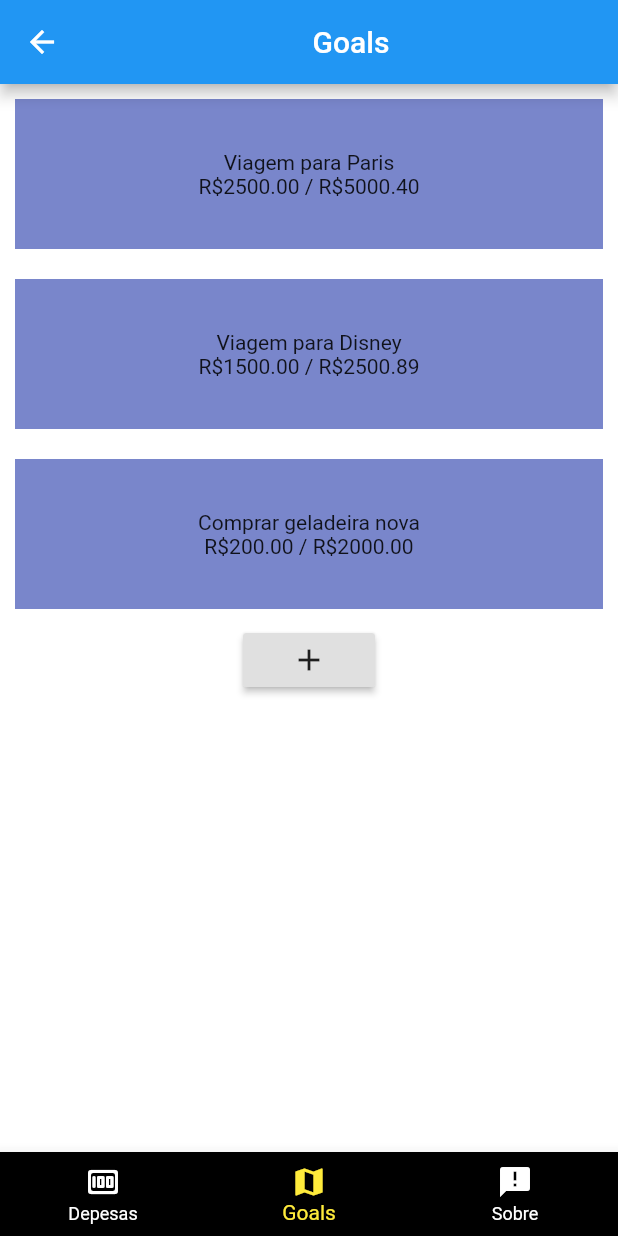
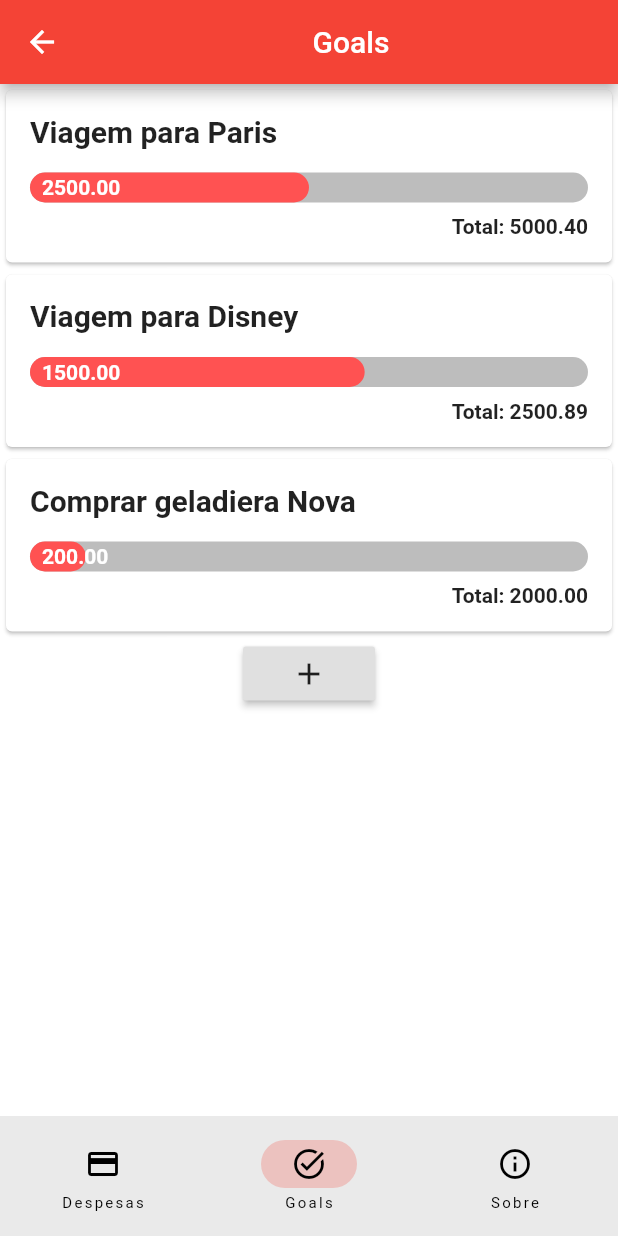
Before and after one commit to RichbertOliveira/GOALS, a Flutter app: the Inicio screen opened directly, item 2 of the bottom bar chosen, on a phone screen of 412 x 824 dp. Run offline on Flutter 3.47's test engine with Material 2 defaults, Android fonts, the light colour scheme and no system bars; our stand-ins replace email_validator, shared_preferences, sqflite; accounts and stored records are empty.

Commit message:
style update

```diff
--- a/codigo/lib/Goals.dart
+++ b/codigo/lib/Goals.dart
@@ -23,68 +23,9 @@ class Goals extends StatelessWidget {
       child: Column(
         mainAxisSize: MainAxisSize.min,
         children: [
-          GestureDetector(
-            onTap: () {
-              Navigator.push(
-                context,
-                MaterialPageRoute(builder: (context) => _EditGoalsState())
-              );
-            },
-            child: Container(
-              alignment: Alignment.center,
-              margin: const EdgeInsets.all(10.0),
-              color: Colors.indigo[300],
-              padding: const EdgeInsets.all(10.0),
-              height: 100,
-              width: 600,
-              child: const Text(
-                "Viagem para Paris"
-                "\nR\$2500.00 / R\$5000.40",
-                textAlign: TextAlign.center,
-              ),
-            ),
-          ),
-          GestureDetector(
-            onTap: () {
-              Navigator.push(
-                context,
-                MaterialPageRoute(builder: (context) => _EditGoalsState())
-              );
-            },
-            child: Container(
-              alignment: Alignment.center,
-              margin: const EdgeInsets.all(10.0),
-              color: Colors.indigo[300],
-              padding: const EdgeInsets.all(10.0),
-              height: 100,
-              width: 600,
-              child: const Text(
-                "Viagem para Disney"
-                "\nR\$1500.00 / R\$2500.89",
-                textAlign: TextAlign.center,
-              ),
-            ),
-          ),
-          GestureDetector(
-            onTap: () {
-              Navigator.push(
-                context,
-                MaterialPageRoute(builder: (context) => _EditGoalsState())
-              );
-            },
-            child: Container(
-              alignment: Alignment.center,
-              margin: const EdgeInsets.all(10.0),
-              color: Colors.indigo[300],
-              height: 100,
-              width: 600,
-              child: const Text(
-                "Comprar geladeira nova"
-                "\nR\$200.00 / R\$2000.00",
-                textAlign: TextAlign.center,
-              ),
-            ),
-          ),
+          const GoalCard(id: 0, title: 'Viagem para Paris', savedAmount: 2500, desiredAmount: 5000.40),
+          const GoalCard(id: 1, title: 'Viagem para Disney', savedAmount: 1500, desiredAmount: 2500.89),
+          const GoalCard(id: 2, title: 'Comprar geladiera Nova', savedAmount: 200, desiredAmount: 2000.00),
           ElevatedButton(
             style: raisedButtonStyle,
             onPressed: () {
@@ -108,7 +49,7 @@ class _CadGoalsState extends StatelessWidget {
   @override
   Widget build(BuildContext context) {
     return Scaffold(
-      backgroundColor: Colors.red[200],
+      backgroundColor: Colors.white,
       appBar: AppBar(
         title: const Text('Cadastro de GOAL'),
       ),
@@ -118,7 +59,7 @@ class _CadGoalsState extends StatelessWidget {
             Container(
               alignment: Alignment.center,
               margin: const EdgeInsets.all(10.0),
-              color: Colors.indigo[300],
+              color: Colors.white,
               child: TextFormField(
                 style: const TextStyle(fontSize: 15, color: Colors.white),
                 keyboardType: TextInputType.text,
@@ -139,7 +80,7 @@ class _CadGoalsState extends StatelessWidget {
             Container(
               alignment: Alignment.center,
               margin: const EdgeInsets.all(10.0),
-              color: Colors.indigo[300],
+              color: Colors.white,
               child: TextFormField(
                 keyboardType: TextInputType.number,
                 style: const TextStyle(fontSize: 15, color: Colors.white),
@@ -190,7 +131,7 @@ class _EditGoalsState extends StatelessWidget {
   @override
   Widget build(BuildContext context) {
     return Scaffold(
-      backgroundColor: Colors.red[200],
+      backgroundColor: Colors.white,
       appBar: AppBar(
         title: const Text('Cadastro de GOAL'),
       ),
@@ -200,14 +141,14 @@ class _EditGoalsState extends StatelessWidget {
             Container(
               alignment: Alignment.center,
               margin: const EdgeInsets.all(10.0),
-              color: Colors.indigo[300],
+              color: Colors.white,
               child: TextFormField(
                 initialValue: "Viagem para Disney",
-                style: const TextStyle(fontSize: 15, color: Colors.white),
+                style: const TextStyle(fontSize: 15, color: Colors.black),
                 keyboardType: TextInputType.text,
                 decoration: const InputDecoration(
                   labelText: "Nome do GOAL: ",
-                  labelStyle: TextStyle(fontSize: 15, color: Colors.white),
+                  labelStyle: TextStyle(fontSize: 15, color: Colors.black),
                   border: OutlineInputBorder(),
                 ),
                 validator: (String? nomeGoal) {
@@ -222,14 +163,14 @@ class _EditGoalsState extends StatelessWidget {
             Container(
               alignment: Alignment.center,
               margin: const EdgeInsets.all(10.0),
-              color: Colors.indigo[300],
+              color: Colors.white,
               child: TextFormField(
                 initialValue: "2500.89",
                 keyboardType: TextInputType.number,
-                style: const TextStyle(fontSize: 15, color: Colors.white),
+                style: const TextStyle(fontSize: 15, color: Colors.black),
                 decoration: const InputDecoration(
                   labelText: "Valor do GOAL: ",
-                  labelStyle: TextStyle(fontSize: 15, color: Colors.white),
+                  labelStyle: TextStyle(fontSize: 15, color: Colors.black),
                   border: OutlineInputBorder(),
                 ),
                 validator: (String? nomeGoal) {
@@ -244,15 +185,15 @@ class _EditGoalsState extends StatelessWidget {
             Container(
               alignment: Alignment.center,
               margin: const EdgeInsets.all(10.0),
-              color: Colors.indigo[300],
+              color: Colors.white,
               child: TextFormField(
                 initialValue: "1500.00",
                 keyboardType: TextInputType.number,
                 readOnly: true,
-                style: const TextStyle(fontSize: 15, color: Colors.white),
+                style: const TextStyle(fontSize: 15, color: Colors.black),
                 decoration: const InputDecoration(
                   labelText: "Guardado: ",
-                  labelStyle: TextStyle(fontSize: 15, color: Colors.white),
+                  labelStyle: TextStyle(fontSize: 15, color: Colors.black),
                   border: OutlineInputBorder(),
                 ),
               ),
@@ -260,16 +201,16 @@ class _EditGoalsState extends StatelessWidget {
             Container(
               alignment: Alignment.center,
               margin: const EdgeInsets.all(10.0),
-              color: Colors.indigo[300],
+              color: Colors.white,
               child: TextFormField(
                 keyboardType: TextInputType.number,
-                style: const TextStyle(fontSize: 15, color: Colors.white),
+                style: const TextStyle(fontSize: 15, color: Colors.black),
                 inputFormatters: [
                   FilteringTextInputFormatter.digitsOnly,
                 ],
                 decoration: const InputDecoration(
                   labelText: "Valor a retirar ou guardar: ",
-                  labelStyle: TextStyle(fontSize: 15, color: Colors.white),
+                  labelStyle: TextStyle(fontSize: 15, color: Colors.black),
                   border: OutlineInputBorder(),
                 ),
               ),
@@ -316,3 +257,94 @@ class _EditGoalsState extends StatelessWidget {
     );
   }
 }
+
+class GoalCard extends StatelessWidget {
+  final int id;
+  final String title;
+  final double savedAmount;
+  final double desiredAmount;
+
+  const GoalCard(
+      {super.key, required this.id,
+        required this.title,
+        required this.savedAmount,
+        required this.desiredAmount});
+
+  @override
+  Widget build(BuildContext context) {
+    double progressPercentage = (savedAmount / desiredAmount).clamp(0.0, 1.0);
+    return GestureDetector(
+      onTap: () {
+        Navigator.push(
+            context,
+            MaterialPageRoute(builder: (context) => _EditGoalsState())
+        );
+      },
+      child: Card(
+        color: Colors.white,
+        child: Padding(
+          padding: const EdgeInsets.all(16.0),
+          child: Column(
+            crossAxisAlignment: CrossAxisAlignment.start,
+            children: [
+              Text(
+                title,
+                style:
+                const TextStyle(fontSize: 20, fontWeight: FontWeight.bold),
+              ),
+              const SizedBox(height: 16),
+              Column(
+                crossAxisAlignment: CrossAxisAlignment.stretch,
+                children: [
+                  Stack(
+                    children: [
+                      Container(
+                        height: 20,
+                        decoration: BoxDecoration(
+                          color: Colors.grey[400],
+                          borderRadius: BorderRadius.circular(10),
+                        ),
+                      ),
+                      FractionallySizedBox(
+                        alignment: Alignment.centerLeft,
+                        widthFactor: progressPercentage,
+                        child: Container(
+                          height: 20,
+                          decoration: BoxDecoration(
+                            color: Colors.redAccent,
+                            borderRadius: BorderRadius.circular(10),
+                          ),
+                        ),
+                      ),
+                      Positioned(
+                        top: 0,
+                        bottom: 0,
+                        left: 8,
+                        child: Container(
+                          alignment: Alignment.centerLeft,
+                          child: Text(
+                            savedAmount.toStringAsFixed(2),
+                            style: const TextStyle(
+                              color: Colors.white,
+                              fontWeight: FontWeight.bold,
+                            ),
+                          ),
+                        ),
+                      ),
+                    ],
+                  ),
+                  const SizedBox(height: 8),
+                  Text(
+                    'Total: ${desiredAmount.toStringAsFixed(2)}',
+                    style: const TextStyle(fontWeight: FontWeight.bold),
+                    textAlign: TextAlign.right,
+                  ),
+                ],
+              ),
+            ],
+          ),
+        ),
+      ),
+    );
+  }
+}
--- a/codigo/lib/Sobre.dart
+++ b/codigo/lib/Sobre.dart
@@ -13,7 +13,6 @@ class Sobre extends StatelessWidget {
           Container(
             margin: const EdgeInsets.all(10.0),
             padding: const EdgeInsets.all(5.0),
-            color: Colors.indigo[200],
             child: const Text(
                 "GOALS é o aplicativo criado com a intenção de ajudar seus usuários a controlar suas finanças de forma fácil, "
                 "gamificada e rápida. Possibilitando o gerenciamento de despesas e estabelecendo limites para cada uma delas"
--- a/codigo/lib/main.dart
+++ b/codigo/lib/main.dart
@@ -1,18 +1,17 @@
 import "package:flutter/material.dart";
-import 'package:flutter/services.dart';
-import 'package:sqflite/sqflite.dart';
-import 'package:path/path.dart';
 
 import 'Goals.dart';
 import 'Login.dart';
 import 'Sobre.dart';
 import 'pages/Despesas.dart';
-import 'database/DatabaseHelper.dart';
 
 void main() {
-  runApp(const MaterialApp(
+  runApp(MaterialApp(
     debugShowCheckedModeBanner: false,
-    home: Login(),
+    theme: ThemeData(
+      primarySwatch: Colors.red,
+    ),
+    home: const Inicio(),
   ));
 
 }
@@ -43,7 +42,6 @@ class _InicioState extends State<Inicio> {
   Widget build(BuildContext context) {
     return Scaffold(
       appBar: AppBar(
-        backgroundColor: Colors.red[350],
         title: const Center (
           child: Center(child: Text("Goals")),
         ),
@@ -54,17 +52,28 @@ class _InicioState extends State<Inicio> {
             _telas[_indiceAtual],
           ],
       ),
-      bottomNavigationBar: BottomNavigationBar(
-        currentIndex: _indiceAtual,
-        backgroundColor: Colors.black,
-        unselectedItemColor: Colors.white,
-        selectedItemColor: Colors.yellow,
-        onTap: onTabTapped,
-        items:
-        const [
-          BottomNavigationBarItem(icon: Icon(Icons.money_rounded), label: "Depesas",backgroundColor: Colors.black),
-          BottomNavigationBarItem(icon: Icon(Icons.map), label: "Goals", backgroundColor: Colors.black),
-          BottomNavigationBarItem(icon: Icon(Icons.announcement), label: "Sobre", backgroundColor: Colors.black),
+      bottomNavigationBar: NavigationBar(
+        labelBehavior: NavigationDestinationLabelBehavior.alwaysShow,
+        onDestinationSelected: (int index) {
+          setState(() {
+            _indiceAtual = index;
+          });
+        },
+        selectedIndex: _indiceAtual,
+        destinations: const <Widget>[
+          NavigationDestination(
+            icon: Icon(Icons.payment),
+            label: 'Despesas',
+          ),
+          NavigationDestination(
+            icon: Icon(Icons.task_alt_outlined),
+            label: 'Goals',
+          ),
+          NavigationDestination(
+            selectedIcon: Icon(Icons.info),
+            icon: Icon(Icons.info_outline),
+            label: 'Sobre',
+          ),
         ],
       ),
     );
```
Also changed, not shown: codigo/lib/components/CardDespesaDetalhes.dart (+19 -12 lines).
